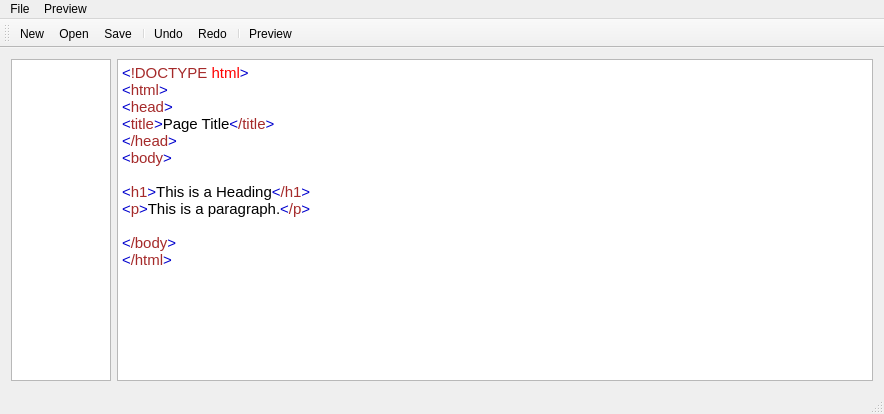
Old version of the form mainwindow.ui in the repository r3sPawN/HTMLGen.
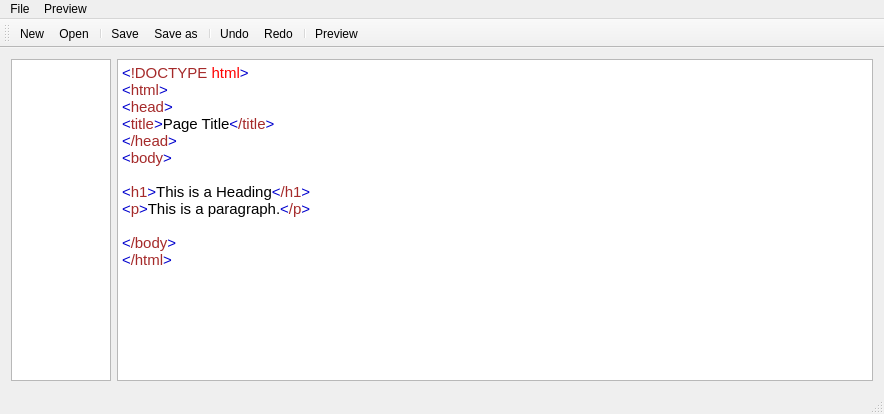
New version of the form.

Patch:
```diff
--- a/mainwindow.ui
+++ b/mainwindow.ui
@@ -70,7 +70,9 @@
    </attribute>
    <addaction name="actionNew"/>
    <addaction name="actionOpen"/>
+   <addaction name="separator"/>
    <addaction name="actionSave"/>
+   <addaction name="actionSave_as"/>
    <addaction name="separator"/>
    <addaction name="actionUndo"/>
    <addaction name="actionRedo"/>
@@ -108,6 +110,11 @@
     <string>Preview</string>
    </property>
   </action>
+  <action name="actionSave_as">
+   <property name="text">
+    <string>Save as</string>
+   </property>
+  </action>
  </widget>
  <layoutdefault spacing="6" margin="11"/>
  <resources/>
```
